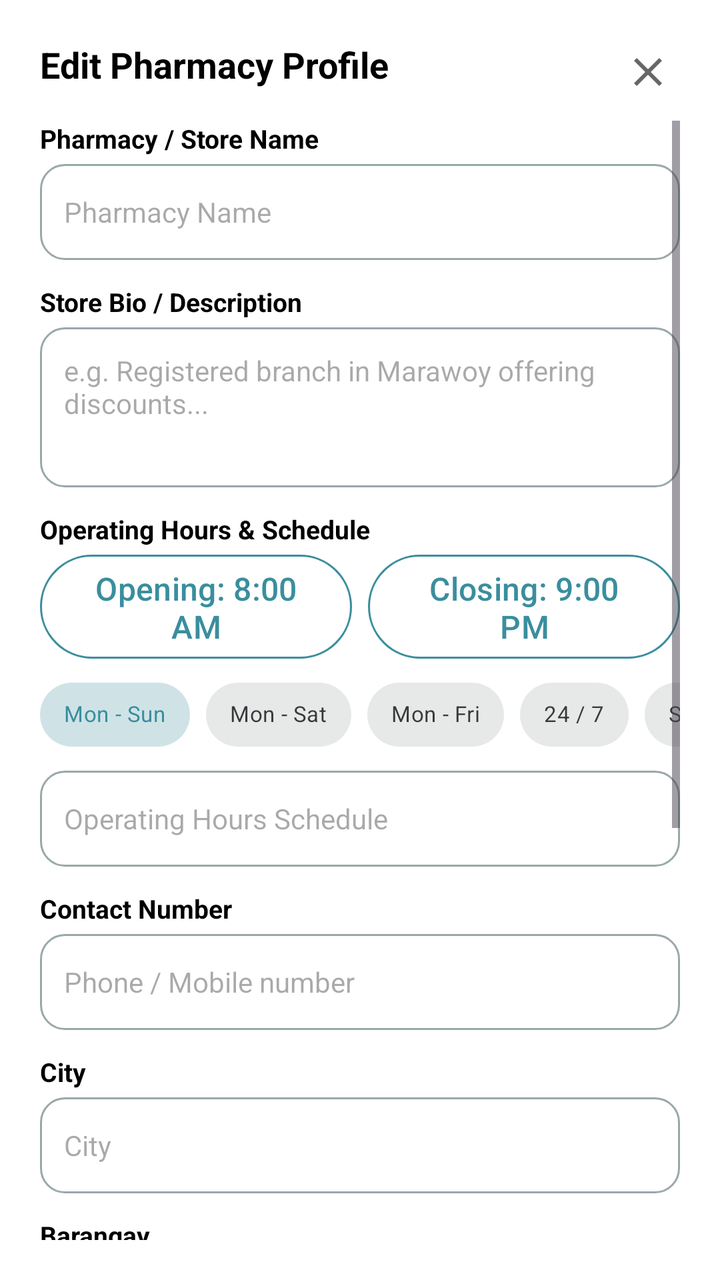
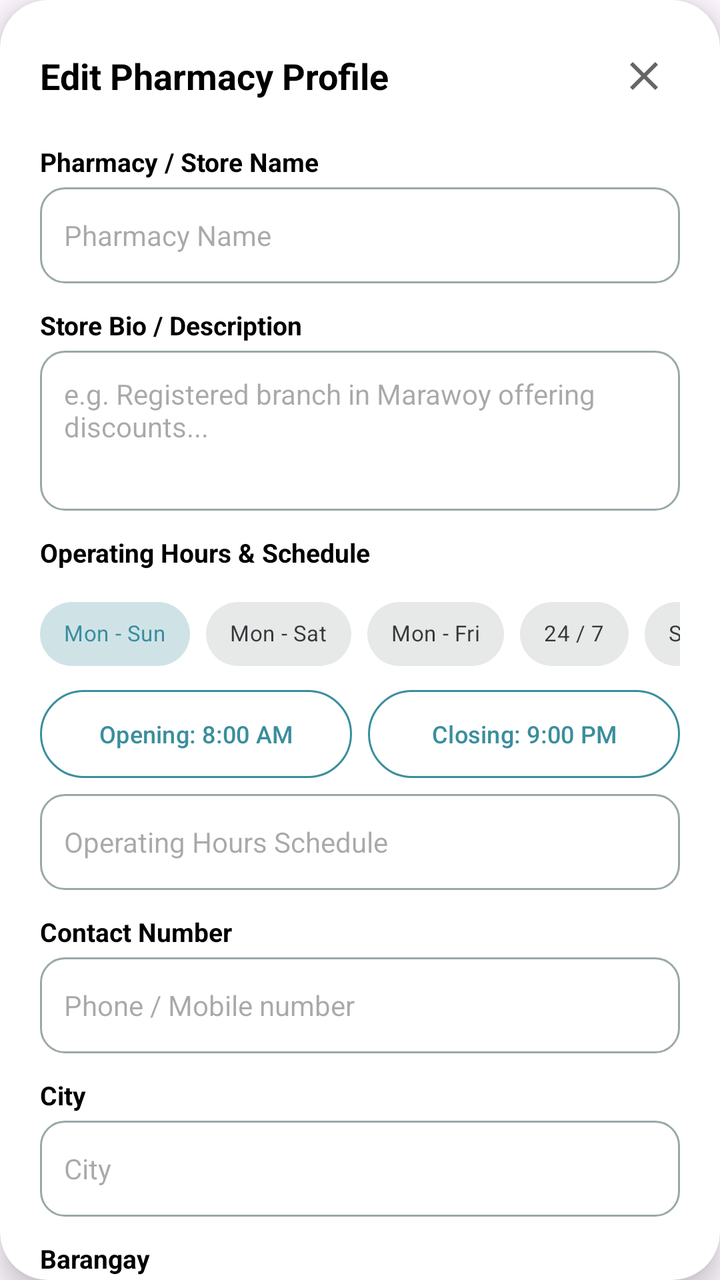

Before-and-after screenshots of an Android layout around one commit, followed by the original layout XML and the change that was made.
<!-- AndroidManifest.xml: application theme Theme.PharmaFind -->
<!-- res/layout/dialog_edit_pharmacy_profile.xml -->
<?xml version="1.0" encoding="utf-8"?>
<androidx.constraintlayout.widget.ConstraintLayout xmlns:android="http://schemas.android.com/apk/res/android"
    xmlns:app="http://schemas.android.com/apk/res-auto"
    android:layout_width="match_parent"
    android:layout_height="wrap_content"
    android:background="@color/white"
    android:padding="20dp">

    
    <TextView
        android:id="@+id/tvEditProfileTitle"
        android:layout_width="wrap_content"
        android:layout_height="wrap_content"
        android:text="Edit Pharmacy Profile"
        android:textColor="@color/black"
        android:textSize="18sp"
        android:textStyle="bold"
        app:layout_constraintStart_toStartOf="parent"
        app:layout_constraintTop_toTopOf="parent" />

    <ImageButton
        android:id="@+id/btnCloseEditProfile"
        android:layout_width="32dp"
        android:layout_height="32dp"
        android:background="?attr/selectableItemBackgroundBorderless"
        android:contentDescription="Close"
        android:src="@drawable/ic_close"
        app:tint="@color/text_gray"
        app:layout_constraintEnd_toEndOf="parent"
        app:layout_constraintTop_toTopOf="parent" />

    <ScrollView
        android:layout_width="match_parent"
        android:layout_height="wrap_content"
        android:layout_marginTop="16dp"
        app:layout_constraintTop_toBottomOf="@id/tvEditProfileTitle">

        <LinearLayout
            android:layout_width="match_parent"
            android:layout_height="wrap_content"
            android:orientation="vertical">

            
            <TextView
                android:layout_width="wrap_content"
                android:layout_height="wrap_content"
                android:text="Pharmacy / Store Name"
                android:textColor="@color/black"
                android:textSize="13sp"
                android:textStyle="bold" />

            <EditText
                android:id="@+id/etPharmacyNameEdit"
                android:layout_width="match_parent"
                android:layout_height="48dp"
                android:layout_marginTop="4dp"
                android:layout_marginBottom="12dp"
                android:background="@drawable/edittext_background"
                android:hint="Pharmacy Name"
                android:inputType="text"
                android:paddingHorizontal="12dp"
                android:textColor="@color/black"
                android:textSize="14sp" />

            
            <TextView
                android:layout_width="wrap_content"
                android:layout_height="wrap_content"
                android:text="Store Bio / Description"
                android:textColor="@color/black"
                android:textSize="13sp"
                android:textStyle="bold" />

            <EditText
                android:id="@+id/etBioEdit"
                android:layout_width="match_parent"
                android:layout_height="80dp"
                android:layout_marginTop="4dp"
                android:layout_marginBottom="12dp"
                android:background="@drawable/edittext_background"
                android:gravity="top|start"
                android:hint="e.g. Registered branch in Marawoy offering discounts..."
                android:inputType="textMultiLine"
                android:padding="12dp"
                android:textColor="@color/black"
                android:textSize="14sp" />

            
            <TextView
                android:layout_width="wrap_content"
                android:layout_height="wrap_content"
                android:text="Operating Hours &amp; Schedule"
                android:textColor="@color/black"
                android:textSize="13sp"
                android:textStyle="bold" />

            
            <LinearLayout
                android:layout_width="match_parent"
                android:layout_height="wrap_content"
                android:layout_marginTop="4dp"
                android:orientation="horizontal">

                <com.google.android.material.button.MaterialButton
                    style="@style/Widget.PharmaFind.Button.Outlined"
                    android:id="@+id/btnOpeningTime"
                    android:layout_width="0dp"
                    android:layout_marginEnd="4dp"
                    android:layout_weight="1"
                    android:text="Opening: 8:00 AM" />

                <com.google.android.material.button.MaterialButton
                    style="@style/Widget.PharmaFind.Button.Outlined"
                    android:id="@+id/btnClosingTime"
                    android:layout_width="0dp"
                    android:layout_marginStart="4dp"
                    android:layout_weight="1"
                    android:text="Closing: 9:00 PM" />

            </LinearLayout>

            
            <HorizontalScrollView
                android:layout_width="match_parent"
                android:layout_height="wrap_content"
                android:layout_marginTop="4dp"
                android:scrollbars="none">

                <com.google.android.material.chip.ChipGroup
                    android:id="@+id/chipGroupDays"
                    android:layout_width="wrap_content"
                    android:layout_height="wrap_content"
                    app:singleSelection="true"
                    app:selectionRequired="true">

                    <com.google.android.material.chip.Chip
                        android:id="@+id/chipMonSun"
                        style="@style/Widget.MaterialComponents.Chip.Choice"
                        android:layout_width="wrap_content"
                        android:layout_height="wrap_content"
                        android:checked="true"
                        android:text="Mon - Sun"
                        android:textSize="11sp" />

                    <com.google.android.material.chip.Chip
                        android:id="@+id/chipMonSat"
                        style="@style/Widget.MaterialComponents.Chip.Choice"
                        android:layout_width="wrap_content"
                        android:layout_height="wrap_content"
                        android:text="Mon - Sat"
                        android:textSize="11sp" />

                    <com.google.android.material.chip.Chip
                        android:id="@+id/chipMonFri"
                        style="@style/Widget.MaterialComponents.Chip.Choice"
                        android:layout_width="wrap_content"
                        android:layout_height="wrap_content"
                        android:text="Mon - Fri"
                        android:textSize="11sp" />

                    <com.google.android.material.chip.Chip
                        android:id="@+id/chip247"
                        style="@style/Widget.MaterialComponents.Chip.Choice"
                        android:layout_width="wrap_content"
                        android:layout_height="wrap_content"
                        android:text="24 / 7"
                        android:textSize="11sp" />

                    <com.google.android.material.chip.Chip
                        android:id="@+id/chipCustomDates"
                        style="@style/Widget.MaterialComponents.Chip.Choice"
                        android:layout_width="wrap_content"
                        android:layout_height="wrap_content"
                        app:chipIcon="@drawable/ic_event"
                        app:chipIconSize="16dp"
                        app:chipIconTint="@color/primary_teal"
                        android:text="Select Date Range"
                        android:textSize="11sp" />

                </com.google.android.material.chip.ChipGroup>
            </HorizontalScrollView>

            <EditText
                android:id="@+id/etHoursEdit"
                android:layout_width="match_parent"
                android:layout_height="48dp"
                android:layout_marginTop="4dp"
                android:layout_marginBottom="12dp"
                android:background="@drawable/edittext_background"
                android:hint="Operating Hours Schedule"
                android:inputType="text"
                android:paddingHorizontal="12dp"
                android:textColor="@color/black"
                android:textSize="14sp" />

            
            <TextView
                android:layout_width="wrap_content"
                android:layout_height="wrap_content"
                android:text="Contact Number"
                android:textColor="@color/black"
                android:textSize="13sp"
                android:textStyle="bold" />

            <EditText
                android:id="@+id/etContactEdit"
                android:layout_width="match_parent"
                android:layout_height="48dp"
                android:layout_marginTop="4dp"
                android:layout_marginBottom="12dp"
                android:background="@drawable/edittext_background"
                android:hint="Phone / Mobile number"
                android:inputType="phone"
                android:paddingHorizontal="12dp"
                android:textColor="@color/black"
                android:textSize="14sp" />

            
            <TextView
                android:layout_width="wrap_content"
                android:layout_height="wrap_content"
                android:text="City"
                android:textColor="@color/black"
                android:textSize="13sp"
                android:textStyle="bold" />

            <EditText
                android:id="@+id/etCityEdit"
                android:layout_width="match_parent"
                android:layout_height="48dp"
                android:layout_marginTop="4dp"
                android:layout_marginBottom="12dp"
                android:background="@drawable/edittext_background"
                android:hint="City"
                android:inputType="text"
                android:maxLength="100"
                android:paddingHorizontal="12dp"
                android:textColor="@color/black"
                android:textSize="14sp" />

            <TextView
                android:layout_width="wrap_content"
                android:layout_height="wrap_content"
                android:text="Barangay"
                android:textColor="@color/black"
                android:textSize="13sp"
                android:textStyle="bold" />

            <EditText
                android:id="@+id/etBarangayEdit"
                android:layout_width="match_parent"
                android:layout_height="48dp"
                android:layout_marginTop="4dp"
                android:layout_marginBottom="12dp"
                android:background="@drawable/edittext_background"
                android:hint="Barangay"
                android:inputType="text"
                android:maxLength="100"
                android:paddingHorizontal="12dp"
                android:textColor="@color/black"
                android:textSize="14sp" />

            <TextView
                android:layout_width="wrap_content"
                android:layout_height="wrap_content"
                android:text="District / Purok (optional)"
                android:textColor="@color/black"
                android:textSize="13sp"
                android:textStyle="bold" />

            <EditText
                android:id="@+id/etDistrictEdit"
                android:layout_width="match_parent"
                android:layout_height="48dp"
                android:layout_marginTop="4dp"
                android:layout_marginBottom="16dp"
                android:background="@drawable/edittext_background"
                android:hint="District or Purok"
                android:inputType="text"
                android:maxLength="100"
                android:paddingHorizontal="12dp"
                android:textColor="@color/black"
                android:textSize="14sp" />

            <View
                android:layout_width="match_parent"
                android:layout_height="1dp"
                android:layout_marginBottom="16dp"
                android:background="@color/divider_color" />

            
            <TextView
                android:layout_width="wrap_content"
                android:layout_height="wrap_content"
                android:drawablePadding="6dp"
                android:drawableStart="@drawable/ic_location_on_16"
                android:drawableTint="@color/primary_teal"
                android:text="Store Location Pin (Google Maps)"
                android:textColor="@color/black"
                android:textSize="14sp"
                android:textStyle="bold" />

            <TextView
                android:id="@+id/tvPinCoordinates"
                android:layout_width="wrap_content"
                android:layout_height="wrap_content"
                android:layout_marginTop="2dp"
                android:text="Current Pin: Not Set"
                android:textColor="@color/text_gray"
                android:textSize="12sp" />

            <LinearLayout
                android:layout_width="match_parent"
                android:layout_height="wrap_content"
                android:layout_marginTop="8dp"
                android:orientation="horizontal">

                <EditText
                    android:id="@+id/etLatEdit"
                    android:layout_width="0dp"
                    android:layout_height="48dp"
                    android:layout_marginEnd="6dp"
                    android:layout_weight="1"
                    android:background="@drawable/edittext_background"
                    android:hint="Latitude (e.g. 13.9412)"
                    android:inputType="numberDecimal|numberSigned"
                    android:paddingHorizontal="10dp"
                    android:textColor="@color/black"
                    android:textSize="13sp" />

                <EditText
                    android:id="@+id/etLngEdit"
                    android:layout_width="0dp"
                    android:layout_height="48dp"
                    android:layout_marginStart="6dp"
                    android:layout_weight="1"
                    android:background="@drawable/edittext_background"
                    android:hint="Longitude (e.g. 121.1631)"
                    android:inputType="numberDecimal|numberSigned"
                    android:paddingHorizontal="10dp"
                    android:textColor="@color/black"
                    android:textSize="13sp" />

            </LinearLayout>

            <com.google.android.material.button.MaterialButton
                style="@style/Widget.PharmaFind.Button.Outlined"
                android:id="@+id/btnUseCurrentGPSPin"
                android:layout_width="match_parent"
                android:layout_marginTop="8dp"
                app:icon="@drawable/ic_my_location"
                android:text="Auto-Detect My Current GPS Location Pin" />

            <com.google.android.material.button.MaterialButton
                style="@style/Widget.PharmaFind.Button.Outlined"
                android:id="@+id/btnPickPharmacyMap"
                android:layout_width="match_parent"
                android:layout_marginTop="8dp"
                app:icon="@drawable/ic_map"
                android:text="Pick Store Location Manually on Map" />

            
            <com.google.android.material.button.MaterialButton
                style="@style/Widget.PharmaFind.Button"
                android:id="@+id/btnSavePharmacyProfile"
                android:layout_width="match_parent"
                android:layout_marginTop="20dp"
                android:text="Save Profile &amp; Location Pin" />

        </LinearLayout>
    </ScrollView>

</androidx.constraintlayout.widget.ConstraintLayout>
<!-- resources referenced by this layout -->
<resources>
  <color name="black">#FF000000</color>
  <color name="divider_color">#DDDDDD</color>
  <color name="primary_teal">#3A8E9D</color>
  <color name="text_gray">#666666</color>
  <color name="white">#FFFFFFFF</color>
  <!-- drawable ic_close (drawable) -->
  <?xml version="1.0" encoding="utf-8"?>
  <vector xmlns:android="http://schemas.android.com/apk/res/android"
      android:width="24dp"
      android:height="24dp"
      android:viewportWidth="24"
      android:viewportHeight="24">
      <path
          android:fillColor="#FF000000"
          android:pathData="M19,6.41L17.59,5 12,10.59 6.41,5 5,6.41 10.59,12 5,17.59 6.41,19 12,13.41 17.59,19 19,17.59 13.41,12z" />
  </vector>
  <!-- drawable ic_event (drawable) -->
  <?xml version="1.0" encoding="utf-8"?>
  <vector xmlns:android="http://schemas.android.com/apk/res/android"
      android:width="24dp"
      android:height="24dp"
      android:viewportWidth="24"
      android:viewportHeight="24">
      <path
          android:fillColor="#FF000000"
          android:pathData="M17,12h-5v5h5v-5zM16,1v2H8V1H6v2H5c-1.11,0 -1.99,0.9 -1.99,2L3,19c0,1.1 0.89,2 2,2h14c1.1,0 2,-0.9 2,-2V5c0,-1.1 -0.9,-2 -2,-2h-1V1h-2zM19,19H5V8h14v11z" />
  </vector>
  <!-- drawable ic_location_on_16 (drawable) -->
  <?xml version="1.0" encoding="utf-8"?>
  <vector xmlns:android="http://schemas.android.com/apk/res/android"
      android:width="16dp"
      android:height="16dp"
      android:viewportWidth="24"
      android:viewportHeight="24">
      <path
          android:fillColor="#FF000000"
          android:pathData="M12,2C8.13,2 5,5.13 5,9c0,5.25 7,13 7,13s7,-7.75 7,-13c0,-3.87 -3.13,-7 -7,-7zM12,11.5c-1.38,0 -2.5,-1.12 -2.5,-2.5s1.12,-2.5 2.5,-2.5 2.5,1.12 2.5,2.5 -1.12,2.5 -2.5,2.5z" />
  </vector>
  <!-- drawable ic_map (drawable) -->
  <?xml version="1.0" encoding="utf-8"?>
  <vector xmlns:android="http://schemas.android.com/apk/res/android"
      android:width="24dp"
      android:height="24dp"
      android:viewportWidth="24"
      android:viewportHeight="24">
      <path
          android:fillColor="#FF000000"
          android:pathData="M20.5,3l-0.16,0.03L15,5.1 9,3 3.36,4.9c-0.21,0.07 -0.36,0.25 -0.36,0.48V20.5c0,0.28 0.22,0.5 0.5,0.5l0.16,-0.03L9,18.9l6,2.1 5.64,-1.9c0.21,-0.07 0.36,-0.25 0.36,-0.48V3.5c0,-0.28 -0.22,-0.5 -0.5,-0.5zM15,19l-6,-2.11V5l6,2.11V19z" />
  </vector>
  <color name="error_red">#B3261E</color>
  <color name="field_border">#9AA8AA</color>
  <style name="Base.Theme.PharmaFind" parent="Theme.Material3.Light.NoActionBar">
          <item name="android:forceDarkAllowed" tools:targetApi="q">false</item>
          
          
      </style>
  <color name="teal_container">#D6EEF1</color>
  <color name="primary_dark">#1F6371</color>
  <color name="on_surface">#1B1F21</color>
  <color name="surface_variant">#E3EBEC</color>
  <color name="on_surface_variant">#3F484A</color>
  <color name="outline">#6F797A</color>
  <color name="surface_container_low">#F4F8F8</color>
  <color name="surface_container">#EEF3F4</color>
  <color name="surface_container_high">#E8EEEF</color>
  <color name="surface_container_highest">#E2E9EA</color>
  <style name="Animation.PharmaFind.Activity" parent="@android:style/Animation.Activity">
          <item name="android:activityOpenEnterAnimation">@anim/activity_open_enter</item>
          <item name="android:activityOpenExitAnimation">@anim/activity_open_exit</item>
          <item name="android:activityCloseEnterAnimation">@anim/activity_close_enter</item>
          <item name="android:activityCloseExitAnimation">@anim/activity_close_exit</item>
      </style>
  <!-- unchanged entries left out for length: 5 -->
</resources>

<!-- the commit's change to res/layout/dialog_edit_pharmacy_profile.xml (unified diff, before → after) -->
@@ -1,49 +1,55 @@
 <?xml version="1.0" encoding="utf-8"?>
-<androidx.constraintlayout.widget.ConstraintLayout xmlns:android="http://schemas.android.com/apk/res/android"
+<androidx.cardview.widget.CardView xmlns:android="http://schemas.android.com/apk/res/android"
     xmlns:app="http://schemas.android.com/apk/res-auto"
     android:layout_width="match_parent"
-    android:layout_height="wrap_content"
-    android:background="@color/white"
-    android:padding="20dp">
-
-    
-    <TextView
-        android:id="@+id/tvEditProfileTitle"
-        android:layout_width="wrap_content"
-        android:layout_height="wrap_content"
-        android:text="Edit Pharmacy Profile"
-        android:textColor="@color/black"
-        android:textSize="18sp"
-        android:textStyle="bold"
-        app:layout_constraintStart_toStartOf="parent"
-        app:layout_constraintTop_toTopOf="parent" />
-
-    <ImageButton
-        android:id="@+id/btnCloseEditProfile"
-        android:layout_width="32dp"
-        android:layout_height="32dp"
-        android:background="?attr/selectableItemBackgroundBorderless"
-        android:contentDescription="Close"
-        android:src="@drawable/ic_close"
-        app:tint="@color/text_gray"
-        app:layout_constraintEnd_toEndOf="parent"
-        app:layout_constraintTop_toTopOf="parent" />
-
-    <ScrollView
+    android:layout_height="match_parent"
+    app:cardCornerRadius="24dp"
+    app:cardElevation="8dp"
+    app:cardBackgroundColor="@color/white">
+
+    <androidx.core.widget.NestedScrollView
         android:layout_width="match_parent"
-        android:layout_height="wrap_content"
-        android:layout_marginTop="16dp"
-        app:layout_constraintTop_toBottomOf="@id/tvEditProfileTitle">
+        android:layout_height="match_parent"
+        android:fillViewport="true">
 
         <LinearLayout
             android:layout_width="match_parent"
             android:layout_height="wrap_content"
-            android:orientation="vertical">
-
-            
-            <TextView
-                android:layout_width="wrap_content"
-                android:layout_height="wrap_content"
+            android:orientation="vertical"
+            android:padding="20dp">
+
+            
+            <RelativeLayout
+                android:layout_width="match_parent"
+                android:layout_height="wrap_content">
+
+                <TextView
+                    android:id="@+id/tvEditProfileTitle"
+                    android:layout_width="wrap_content"
+                    android:layout_height="wrap_content"
+                    android:layout_centerVertical="true"
+                    android:text="Edit Pharmacy Profile"
+                    android:textColor="@color/black"
+                    android:textSize="18sp"
+                    android:textStyle="bold" />
+
+                <ImageButton
+                    android:id="@+id/btnCloseEditProfile"
+                    android:layout_width="36dp"
+                    android:layout_height="36dp"
+                    android:layout_alignParentEnd="true"
+                    android:background="?attr/selectableItemBackgroundBorderless"
+                    android:contentDescription="Close"
+                    android:src="@drawable/ic_close"
+                    app:tint="@color/text_gray" />
+
+            </RelativeLayout>
+
+            
+            <TextView
+                android:layout_width="wrap_content"
+                android:layout_height="wrap_content"
+                android:layout_marginTop="16dp"
                 android:text="Pharmacy / Store Name"
                 android:textColor="@color/black"
                 android:textSize="13sp"
@@ -95,35 +101,11 @@
                 android:textStyle="bold" />
 
             
-            <LinearLayout
-                android:layout_width="match_parent"
-                android:layout_height="wrap_content"
-                android:layout_marginTop="4dp"
-                android:orientation="horizontal">
-
-                <com.google.android.material.button.MaterialButton
-                    style="@style/Widget.PharmaFind.Button.Outlined"
-                    android:id="@+id/btnOpeningTime"
-                    android:layout_width="0dp"
-                    android:layout_marginEnd="4dp"
-                    android:layout_weight="1"
-                    android:text="Opening: 8:00 AM" />
-
-                <com.google.android.material.button.MaterialButton
-                    style="@style/Widget.PharmaFind.Button.Outlined"
-                    android:id="@+id/btnClosingTime"
-                    android:layout_width="0dp"
-                    android:layout_marginStart="4dp"
-                    android:layout_weight="1"
-                    android:text="Closing: 9:00 PM" />
-
-            </LinearLayout>
-
-            
             <HorizontalScrollView
                 android:layout_width="match_parent"
                 android:layout_height="wrap_content"
-                android:layout_marginTop="4dp"
+                android:layout_marginTop="8dp"
+                android:layout_marginBottom="4dp"
                 android:scrollbars="none">
 
                 <com.google.android.material.chip.ChipGroup
@@ -180,11 +162,39 @@
                 </com.google.android.material.chip.ChipGroup>
             </HorizontalScrollView>
 
+            
+            <LinearLayout
+                android:layout_width="match_parent"
+                android:layout_height="wrap_content"
+                android:layout_marginBottom="8dp"
+                android:orientation="horizontal">
+
+                <com.google.android.material.button.MaterialButton
+                    style="@style/Widget.PharmaFind.Button.Outlined"
+                    android:id="@+id/btnOpeningTime"
+                    android:layout_width="0dp"
+                    android:layout_height="44dp"
+                    android:layout_marginEnd="4dp"
+                    android:layout_weight="1"
+                    android:textSize="12sp"
+                    android:text="Opening: 8:00 AM" />
+
+                <com.google.android.material.button.MaterialButton
+                    style="@style/Widget.PharmaFind.Button.Outlined"
+                    android:id="@+id/btnClosingTime"
+                    android:layout_width="0dp"
+                    android:layout_height="44dp"
+                    android:layout_marginStart="4dp"
+                    android:layout_weight="1"
+                    android:textSize="12sp"
+                    android:text="Closing: 9:00 PM" />
+
+            </LinearLayout>
+
             <EditText
                 android:id="@+id/etHoursEdit"
                 android:layout_width="match_parent"
                 android:layout_height="48dp"
-                android:layout_marginTop="4dp"
                 android:layout_marginBottom="12dp"
                 android:background="@drawable/edittext_background"
                 android:hint="Operating Hours Schedule"
@@ -347,27 +357,37 @@
                 style="@style/Widget.PharmaFind.Button.Outlined"
                 android:id="@+id/btnUseCurrentGPSPin"
                 android:layout_width="match_parent"
+                android:layout_height="48dp"
                 android:layout_marginTop="8dp"
+                android:textSize="12sp"
                 app:icon="@drawable/ic_my_location"
-                android:text="Auto-Detect My Current GPS Location Pin" />
+                app:iconPadding="6dp"
+                app:iconSize="18dp"
+                android:text="Auto-Detect Current GPS Location" />
 
             <com.google.android.material.button.MaterialButton
                 style="@style/Widget.PharmaFind.Button.Outlined"
                 android:id="@+id/btnPickPharmacyMap"
                 android:layout_width="match_parent"
+                android:layout_height="48dp"
                 android:layout_marginTop="8dp"
+                android:textSize="12sp"
                 app:icon="@drawable/ic_map"
-                android:text="Pick Store Location Manually on Map" />
+                app:iconPadding="6dp"
+                app:iconSize="18dp"
+                android:text="Pick Store Location on Map" />
 
             
             <com.google.android.material.button.MaterialButton
                 style="@style/Widget.PharmaFind.Button"
                 android:id="@+id/btnSavePharmacyProfile"
                 android:layout_width="match_parent"
+                android:layout_height="52dp"
                 android:layout_marginTop="20dp"
+                android:layout_marginBottom="40dp"
                 android:text="Save Profile &amp; Location Pin" />
 
         </LinearLayout>
-    </ScrollView>
-
-</androidx.constraintlayout.widget.ConstraintLayout>
+    </androidx.core.widget.NestedScrollView>
+
+</androidx.cardview.widget.CardView>
